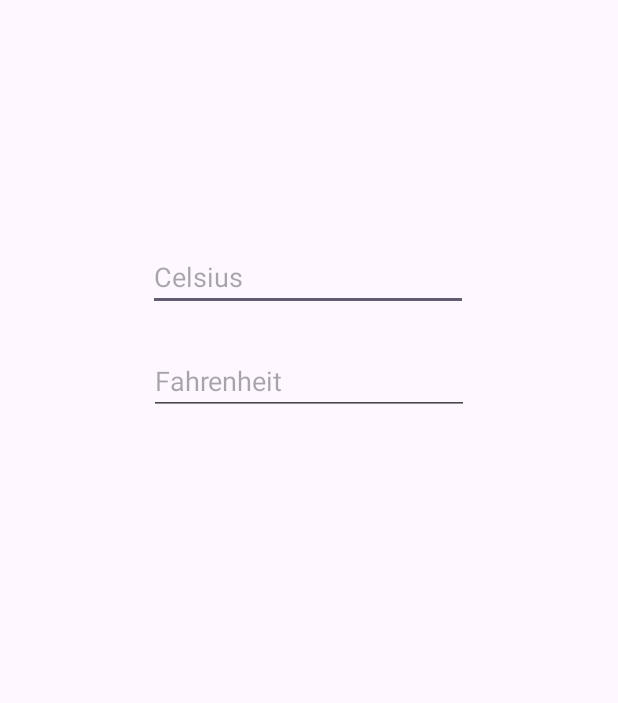
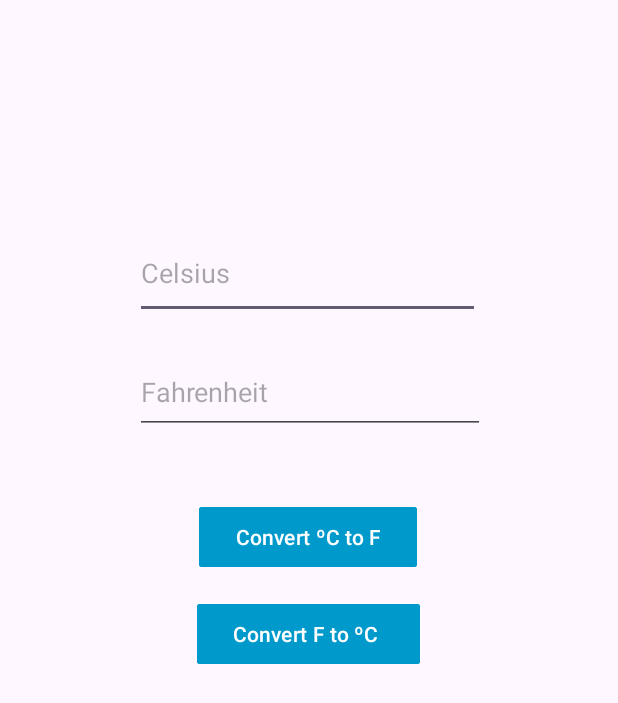
Before and after one commit to gitGustavoH/temperatureConverter, an Android app: the screen it shows after launch (MainActivity), on a phone screen of 412 x 824 dp. Shown: the top 703 px of the screen. Run offline under Robolectric (Android 15) with nearby library versions, the phone set to English and light mode, and no system bars.

Commit message:
The Main logic is finish, TODO somethings about interface and the fun to show the result.

```diff
--- a/app/src/main/java/com/gustavohenrique/temperatureconverter/MainActivity.kt
+++ b/app/src/main/java/com/gustavohenrique/temperatureconverter/MainActivity.kt
@@ -3,6 +3,7 @@ package com.gustavohenrique.temperatureconverter
 import android.annotation.SuppressLint
 import androidx.appcompat.app.AppCompatActivity
 import android.os.Bundle
+import android.view.View
 import android.widget.TextView
 import androidx.core.content.res.TypedArrayUtils.getText
 import com.gustavohenrique.temperatureconverter.R.id.Celsius
@@ -11,31 +12,27 @@ import java.math.BigInteger
 import java.math.BigInteger.*
 
 class MainActivity : AppCompatActivity() {
-    @SuppressLint("ResourceType")
     override fun onCreate(savedInstanceState: Bundle?) {
         super.onCreate(savedInstanceState)
         setContentView(R.layout.activity_main)
+    }
 
-        var celsiusTextView: TextView = findViewById(R.id.Celsius)
-        val fTextView: TextView = findViewById(R.id.r)
-        var resultado = 0.0
-
-        fun calCelsiusToF() {
+    var resultado = 0.0
+    fun calCelsiusToF(view: View) {
+            var celsiusTextView: TextView = findViewById(R.id.Celsius)
             val celsiusString = celsiusTextView.text.toString()
 
             var celsius = celsiusString.toDouble()
              resultado = (celsius * 1.8) + 32
-        }
+    }
 
-        fun calFtoCelsius() {
-            val fString = fTextView.text.toString()
+    fun calFtoCelsius(view: View) {
+        val fTextView: TextView = findViewById(R.id.r)
+        val fString = fTextView.text.toString()
 
             var f = fString.toDouble()
             resultado = (f - 32) / 1.8
+
         }
 
-
-
-
     }
-}
--- a/app/src/main/res/layout/activity_main.xml
+++ b/app/src/main/res/layout/activity_main.xml
@@ -8,29 +8,95 @@
 
     <EditText
         android:id="@+id/Celsius"
-        android:layout_width="wrap_content"
-        android:layout_height="wrap_content"
+        android:layout_width="230dp"
+        android:layout_height="61dp"
+        android:layout_marginTop="28dp"
         android:ems="10"
         android:hint="Celsius"
         android:inputType="text"
-        app:layout_constraintBottom_toBottomOf="parent"
-        app:layout_constraintEnd_toEndOf="parent"
-        app:layout_constraintHorizontal_bias="0.497"
-        app:layout_constraintStart_toStartOf="parent"
-        app:layout_constraintTop_toTopOf="parent"
-        app:layout_constraintVertical_bias="0.208" />
+        app:layout_constraintBottom_toTopOf="@+id/r"
+        app:layout_constraintEnd_toStartOf="@+id/guideline4"
+        app:layout_constraintHorizontal_bias="0.482"
+        app:layout_constraintStart_toStartOf="@+id/guideline3"
+        app:layout_constraintTop_toTopOf="@+id/guideline_up"
+        app:layout_constraintVertical_bias="0.0" />
 
     <EditText
         android:id="@+id/r"
-        android:layout_width="wrap_content"
-        android:layout_height="wrap_content"
-        android:layout_marginTop="24dp"
+        android:layout_width="233dp"
+        android:layout_height="55dp"
+        android:layout_marginBottom="24dp"
         android:ems="10"
         android:hint="Fahrenheit"
         android:inputType="text"
-        app:layout_constraintEnd_toEndOf="parent"
-        app:layout_constraintHorizontal_bias="0.5"
-        app:layout_constraintStart_toStartOf="parent"
-        app:layout_constraintTop_toBottomOf="@+id/Celsius" />
+        app:layout_constraintBottom_toTopOf="@+id/guideline_down"
+        app:layout_constraintEnd_toStartOf="@+id/guideline4"
+        app:layout_constraintHorizontal_bias="0.509"
+        app:layout_constraintStart_toStartOf="@+id/guideline3" />
+
+    <Button
+        android:id="@+id/button"
+        android:layout_width="wrap_content"
+        android:layout_height="wrap_content"
+        android:backgroundTint="@android:color/holo_blue_dark"
+        android:onClick="calCelsiusToF"
+        android:text="Convert ºC to F"
+        app:cornerRadius="2dp"
+        app:layout_constraintBottom_toBottomOf="parent"
+        app:layout_constraintEnd_toEndOf="@id/guideline4"
+        app:layout_constraintHorizontal_bias="0.496"
+        app:layout_constraintStart_toStartOf="@id/guideline3"
+        app:layout_constraintTop_toBottomOf="@id/guideline_down"
+        app:layout_constraintVertical_bias="0.044" />
+
+    <Button
+        android:id="@+id/button2"
+        android:layout_width="wrap_content"
+        android:layout_height="wrap_content"
+        android:backgroundTint="@android:color/holo_blue_dark"
+        android:onClick="calFtoCelsius"
+        android:text="Convert F to ºC "
+        app:cornerRadius="2dp"
+        app:layout_constraintBottom_toBottomOf="parent"
+        app:layout_constraintEnd_toEndOf="@id/guideline4"
+        app:layout_constraintHorizontal_bias="0.496"
+        app:layout_constraintStart_toStartOf="@id/guideline3"
+        app:layout_constraintTop_toBottomOf="@+id/button"
+        app:layout_constraintVertical_bias="0.043" />
+
+    <androidx.constraintlayout.widget.Guideline
+        android:id="@+id/guideline_up"
+        android:layout_width="wrap_content"
+        android:layout_height="wrap_content"
+        android:orientation="horizontal"
+        app:layout_constraintGuide_percent="0.15" />
+
+    <androidx.constraintlayout.widget.Guideline
+        android:id="@+id/guideline_down"
+        android:layout_width="wrap_content"
+        android:layout_height="wrap_content"
+        android:orientation="horizontal"
+        app:layout_constraintGuide_percent="0.38" />
+
+    <androidx.constraintlayout.widget.Guideline
+        android:id="@+id/guideline3"
+        android:layout_width="wrap_content"
+        android:layout_height="wrap_content"
+        android:orientation="vertical"
+        app:layout_constraintGuide_percent="0.15" />
+
+    <androidx.constraintlayout.widget.Guideline
+        android:id="@+id/guideline4"
+        android:layout_width="wrap_content"
+        android:layout_height="wrap_content"
+        android:orientation="vertical"
+        app:layout_constraintGuide_percent="0.85" />
+
+    <TextView
+        android:id="@+id/textoResultado"
+        android:layout_width="151dp"
+        android:layout_height="35dp"
+        tools:layout_editor_absoluteX="127dp"
+        tools:layout_editor_absoluteY="420dp" />
 
 </androidx.constraintlayout.widget.ConstraintLayout>
```
